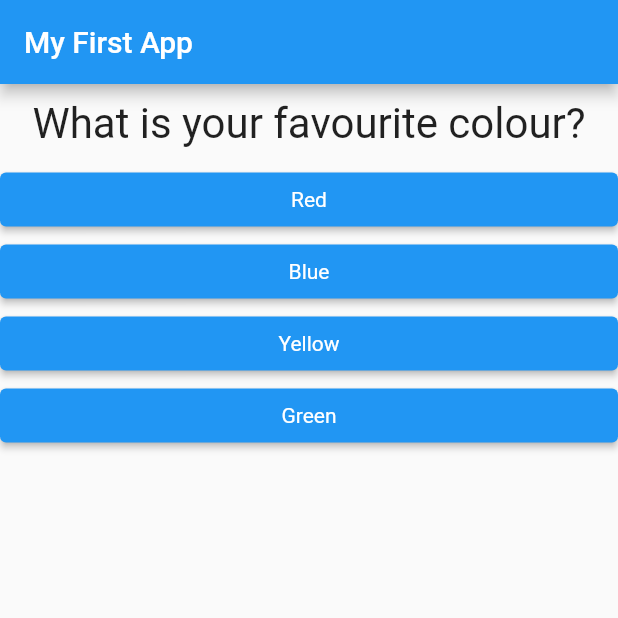
After one commit to aimenhamed/flutter-learning, a Flutter app: the screen it shows after launch, on a phone screen of 412 x 824 dp, the top half of it. The commit adds this screen. Run offline on Flutter 3.47's test engine with Material 2 defaults, Android fonts, the phone set to English and light mode, and no system bars.

Commit message:
layout improvements, added widget files

```diff
--- a/lib/main.dart
+++ b/lib/main.dart
@@ -1,7 +1,7 @@
 import 'package:flutter/material.dart';
 // Files
-import './question.dart';
-import './answer.dart';
+import './quiz.dart';
+import './result.dart';
 
 void main() => runApp(MyApp());
 
@@ -13,7 +13,7 @@ class MyApp extends StatefulWidget {
 }
 
 class _MyAppState extends State<MyApp> {
-  static const questions = [
+  static const _questions = [
     {
       'questionText': 'What is your favourite colour?',
       'answers': ['Red', 'Blue', 'Yellow', 'Green'],
@@ -35,7 +35,7 @@ class _MyAppState extends State<MyApp> {
     });
     print(_questionIndex);
 
-    if (_questionIndex < questions.length) {
+    if (_questionIndex < _questions.length) {
       print("There are more questions.");
     } else {
       print('There are no more questions.');
@@ -49,21 +49,13 @@ class _MyAppState extends State<MyApp> {
         appBar: AppBar(
           title: Text('My First App'),
         ),
-        body: _questionIndex < questions.length
-            ? Column(
-                children: <Widget>[
-                  Question(
-                    questions[_questionIndex]['questionText'].toString(),
-                  ),
-                  ...(questions[_questionIndex]['answers'] as List<String>)
-                      .map((answer) {
-                    return Answer(_answerQuestion, answer);
-                  }).toList()
-                ],
+        body: _questionIndex < _questions.length
+            ? Quiz(
+                answerQuestion: _answerQuestion,
+                questionIndex: _questionIndex,
+                questions: _questions,
               )
-            : Center(
-                child: Text('Finished'),
-              ),
+            : Result(),
       ),
     );
   }
--- /dev/null
+++ b/lib/quiz.dart
@@ -0,0 +1,29 @@
+import 'package:flutter/material.dart';
+import './question.dart';
+import './answer.dart';
+
+class Quiz extends StatelessWidget {
+  final questions;
+  final questionIndex;
+  final answerQuestion;
+
+  Quiz({
+    @required this.questions,
+    @required this.answerQuestion,
+    @required this.questionIndex,
+  });
+
+  @override
+  Widget build(BuildContext context) {
+    return Column(
+      children: <Widget>[
+        Question(
+          questions[questionIndex]['questionText'].toString(),
+        ),
+        ...(questions[questionIndex]['answers'] as List<String>).map((answer) {
+          return Answer(answerQuestion, answer);
+        }).toList()
+      ],
+    );
+  }
+}
```
Also changed, not shown: lib/result.dart (added, +10 -0 lines).
